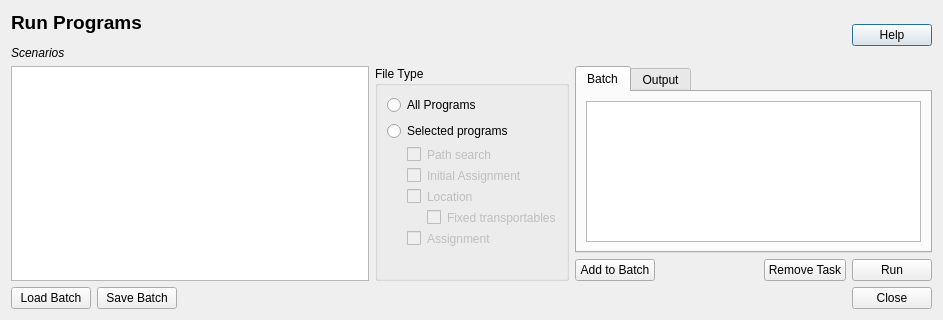
Before: the Qt Designer form run.ui in TomasdelaBarra/QTRANUS, drawn with Qt 5.
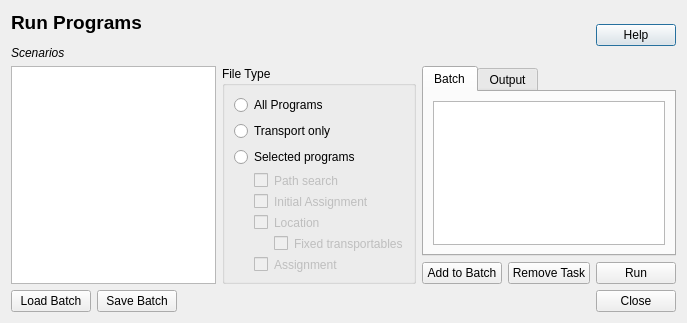
After: the same form once the commit is applied.

Commit message: transport only

```diff
--- a/run.ui
+++ b/run.ui
@@ -6,7 +6,7 @@
    <rect>
     <x>0</x>
     <y>0</y>
-    <width>943</width>
+    <width>687</width>
     <height>320</height>
    </rect>
   </property>
@@ -69,6 +69,13 @@
                 </property>
                </widget>
               </item>
+              <item>
+               <widget class="QRadioButton" name="rd_transport_only">
+                <property name="text">
+                 <string>Transport only</string>
+                </property>
+               </widget>
+              </item>
               <item>
                <widget class="QRadioButton" name="rd_selected_programs">
                 <property name="text">
```
The commit also changes 2 other files.
